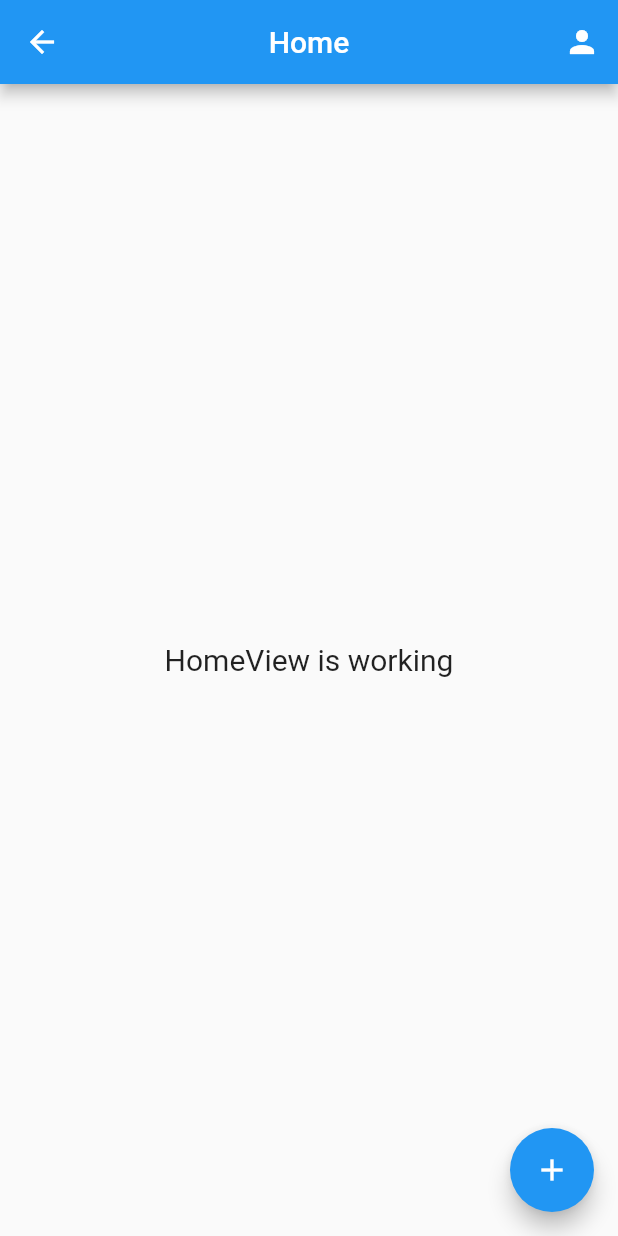
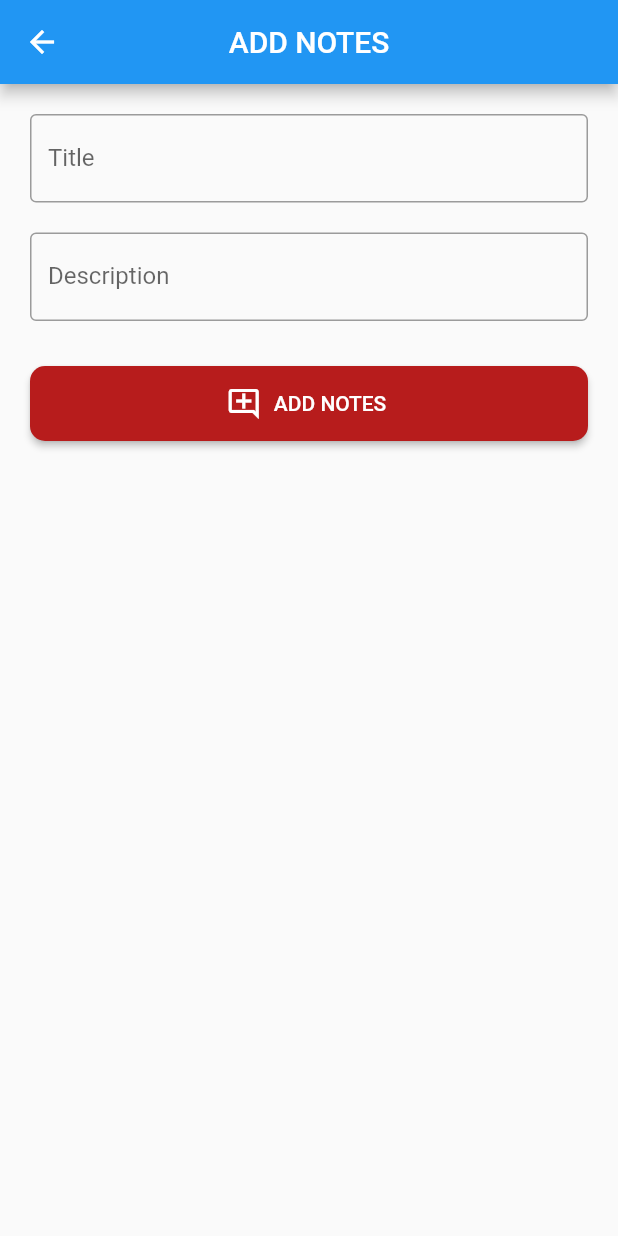
Before and after one commit to angular403/latihan_firebase, a Flutter app: the HomeView screen opened by its route, after a tap on the "add" icon, on a phone screen of 412 x 824 dp. Run offline on Flutter 3.47's test engine with Material 2 defaults, Android fonts, the light colour scheme and no system bars; our stand-ins replace cloud_firestore, firebase_auth, firebase_core, get, get_storage; accounts and stored records are empty.

Commit message:
add notes

```diff
--- /dev/null
+++ b/lib/app/modules/add_note/bindings/add_note_binding.dart
@@ -0,0 +1,12 @@
+import 'package:get/get.dart';
+
+import '../controllers/add_note_controller.dart';
+
+class AddNoteBinding extends Bindings {
+  @override
+  void dependencies() {
+    Get.lazyPut<AddNoteController>(
+      () => AddNoteController(),
+    );
+  }
+}
--- /dev/null
+++ b/lib/app/modules/add_note/controllers/add_note_controller.dart
@@ -0,0 +1,35 @@
+import 'package:cloud_firestore/cloud_firestore.dart';
+import 'package:firebase_auth/firebase_auth.dart';
+import 'package:flutter/cupertino.dart';
+import 'package:get/get.dart';
+
+class AddNoteController extends GetxController {
+  RxBool isLoading = false.obs;
+  TextEditingController titleC = TextEditingController();
+  TextEditingController descC = TextEditingController();
+
+  FirebaseAuth auth = FirebaseAuth.instance;
+  FirebaseFirestore firestore = FirebaseFirestore.instance;
+
+  void addNotes() async {
+    if (titleC.text.isNotEmpty && descC.text.isNotEmpty) {
+      isLoading.value = true;
+      try {
+        String uid = auth.currentUser!.uid;
+        await firestore.collection("users").doc(uid).collection("notes").add({
+          "title": titleC.text,
+          "desc": descC.text,
+          "createdAt": DateTime.now().toIso8601String(),
+        });
+        isLoading.value = false;
+        Get.back();
+      } catch (e) {
+        print(e);
+        isLoading.value = false;
+        Get.snackbar("TERJADI KESALAHAN", "TIDAK DAPAT MENAMBAHKAN NOTES.");
+      }
+    } else {
+      Get.snackbar("TERJADI KESALAHAN", "JUDUL DAN DESKRIPSI WAJIB DIISI.");
+    }
+  }
+}
--- /dev/null
+++ b/lib/app/modules/add_note/views/add_note_view.dart
@@ -0,0 +1,55 @@
+import 'package:flutter/material.dart';
+
+import 'package:get/get.dart';
+
+import '../controllers/add_note_controller.dart';
+
+class AddNoteView extends GetView<AddNoteController> {
+  @override
+  Widget build(BuildContext context) {
+    return Scaffold(
+      appBar: AppBar(
+        title: Text('ADD NOTES'),
+        centerTitle: true,
+      ),
+      body: ListView(
+        padding: EdgeInsets.all(20),
+        children: [
+          TextField(
+            controller: controller.titleC,
+            decoration: InputDecoration(
+              labelText: "Title",
+              border: OutlineInputBorder(),
+            ),
+          ),
+          SizedBox(height: 20),
+          TextField(
+            controller: controller.descC,
+            decoration: InputDecoration(
+              labelText: "Description",
+              border: OutlineInputBorder(),
+            ),
+          ),
+          SizedBox(height: 30),
+          Obx(() => ElevatedButton.icon(
+                onPressed: () {
+                  if (controller.isLoading.isFalse) {
+                    // Eksekusi
+                    controller.addNotes();
+                  }
+                },
+                icon: Icon(Icons.add_comment_outlined),
+                label: Text(controller.isLoading.isFalse ?  "ADD NOTES" : "LOADING...."),
+                style: ElevatedButton.styleFrom(
+                  primary: Colors.red[900],
+                  fixedSize: Size(100, 50),
+                  shape: RoundedRectangleBorder(
+                    borderRadius: BorderRadius.circular(10),
+                  ),
+                ),
+              )),
+        ],
+      ),
+    );
+  }
+}
--- a/lib/app/modules/home/views/home_view.dart
+++ b/lib/app/modules/home/views/home_view.dart
@@ -14,7 +14,8 @@ class HomeView extends GetView<HomeController> {
         centerTitle: true,
         actions: [
           IconButton(
-              onPressed: () => Get.toNamed(Routes.PROFILE), icon: Icon(Icons.person)),
+              onPressed: () => Get.toNamed(Routes.PROFILE),
+              icon: Icon(Icons.person)),
         ],
       ),
       body: Center(
@@ -23,8 +24,11 @@ class HomeView extends GetView<HomeController> {
           style: TextStyle(fontSize: 20),
         ),
       ),
-      floatingActionButton:
-          FloatingActionButton(onPressed: () {}, child: Icon(Icons.add)),
+      floatingActionButton: FloatingActionButton(
+          onPressed: () {
+            Get.toNamed(Routes.ADD_NOTE);
+          },
+          child: Icon(Icons.add)),
     );
   }
 }
--- a/lib/app/routes/app_pages.dart
+++ b/lib/app/routes/app_pages.dart
@@ -1,5 +1,7 @@
 import 'package:get/get.dart';
 
+import 'package:latihan_firebase/app/modules/add_note/bindings/add_note_binding.dart';
+import 'package:latihan_firebase/app/modules/add_note/views/add_note_view.dart';
 import 'package:latihan_firebase/app/modules/home/bindings/home_binding.dart';
 import 'package:latihan_firebase/app/modules/home/views/home_view.dart';
 import 'package:latihan_firebase/app/modules/login/bindings/login_binding.dart';
@@ -44,5 +46,10 @@ class AppPages {
       page: () => ProfileView(),
       binding: ProfileBinding(),
     ),
+    GetPage(
+      name: _Paths.ADD_NOTE,
+      page: () => AddNoteView(),
+      binding: AddNoteBinding(),
+    ),
   ];
 }
--- a/lib/app/routes/app_routes.dart
+++ b/lib/app/routes/app_routes.dart
@@ -9,6 +9,7 @@ abstract class Routes {
   static const REGISTER = _Paths.REGISTER;
   static const RESET_PASSWORD = _Paths.RESET_PASSWORD;
   static const PROFILE = _Paths.PROFILE;
+  static const ADD_NOTE = _Paths.ADD_NOTE;
 }
 
 abstract class _Paths {
@@ -17,4 +18,5 @@ abstract class _Paths {
   static const REGISTER = '/register';
   static const RESET_PASSWORD = '/reset-password';
   static const PROFILE = '/profile';
+  static const ADD_NOTE = '/add-note';
 }
```
